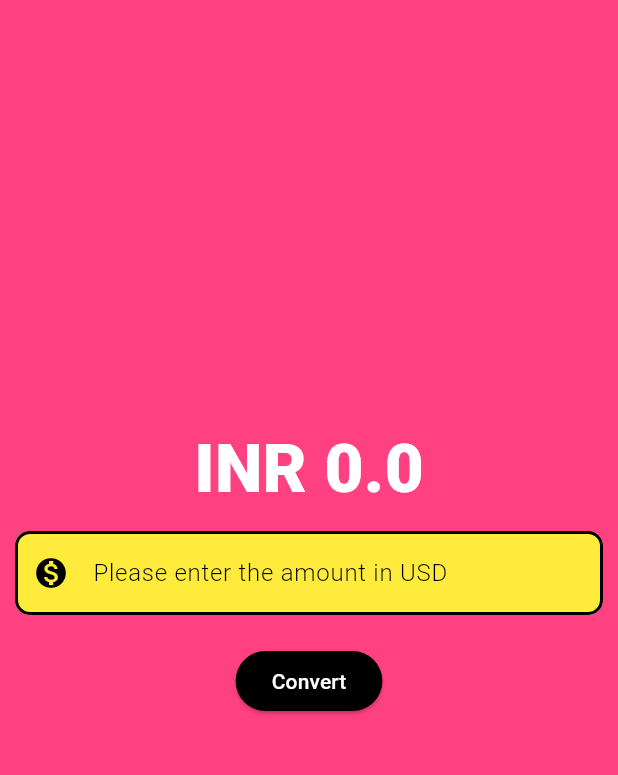
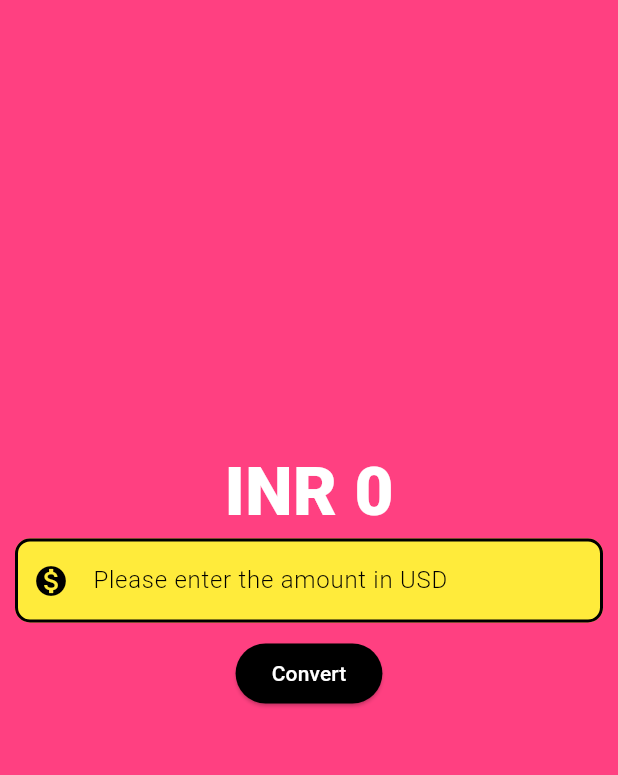
Before and after one commit to namitg105/currency-converter-, a Flutter app: the screen it shows after launch, after a tap on "Convert", on a phone screen of 412 x 824 dp, the part 84-859 px from its top. Run offline on Flutter 3.47's test engine with Material 3 defaults, Android fonts, the phone set to English and light mode, and no system bars.

Commit message:
enhanced code

```diff
--- a/currency_converter/lib/currency_converter_material_page.dart
+++ b/currency_converter/lib/currency_converter_material_page.dart
@@ -1,22 +1,36 @@
 import 'package:flutter/material.dart';
 
 class MaterialHomePage extends StatefulWidget {
- const  MaterialHomePage({super.key}) ;
+  const MaterialHomePage({super.key});
 
   @override
-  State<MaterialHomePage> createState() => _CurrencyConverterMaterialPageState();
-
+  State<MaterialHomePage> createState() =>
+      _CurrencyConverterMaterialPageState();
 }
 
-
 class _CurrencyConverterMaterialPageState extends State<MaterialHomePage> {
-double result =0;
+  double result = 0;
 
   final TextEditingController textEditingController = TextEditingController();
+
+
+    void convert() {
+    result = double.parse(textEditingController.text) * 94.81;
+    setState(() {});
+  }
+  @override
+  void initState() {//called befiore anything builds
+
+    super.initState();
+  }
+  @override
+  void dispose() {//called after entire widget is discarded
+    textEditingController.dispose();
+    super.dispose();
+  }
+
   @override
   Widget build(BuildContext context) {
-
-
     //this is a function first
 
     final border = OutlineInputBorder(
@@ -37,21 +51,21 @@ double result =0;
         centerTitle: true,
       ),
       body: Center(
+        child: Padding(
+          padding: const EdgeInsets.all(10.0),
           child: Column(
             mainAxisAlignment: MainAxisAlignment.center,
 
             children: [
               Text(
-              "INR ${result.toString()}",
+                "INR ${result != 0 ? result.toStringAsFixed(2) : result.toStringAsFixed(0)}",
                 style: const TextStyle(
                   fontSize: 45,
                   fontWeight: FontWeight.w900,
                   color: Color.fromARGB(255, 255, 255, 255),
                 ),
               ),
-            Padding(
-              padding: const EdgeInsets.all(10.0),
-              child: TextField(
+              TextField(
                 controller: textEditingController,
                 style: const TextStyle(
                   color: Colors.black,
@@ -69,16 +83,9 @@ double result =0;
                 ),
                 keyboardType: TextInputType.numberWithOptions(decimal: true),
               ),
-            ),
-            Padding(
-              padding: const EdgeInsets.all(10.0),
-              child: ElevatedButton(
-                onPressed: () {
-
-                  setState(() {
-                     result = double.parse(textEditingController.text) * 94.81;
-                  });
-                },
+              const SizedBox(height: 10),
+              ElevatedButton(
+                onPressed: convert,
 
                 style: TextButton.styleFrom(
                   backgroundColor: Colors.black,
@@ -91,8 +98,8 @@ double result =0;
 
                 child: const Text("Convert"),
               ),
+            ],
           ),
-          ],
         ),
       ),
     );
```
Also changed, not shown: currency_converter/lib/currency_converter_cupertino_page.dart (added, +15 -0 lines), 1 other file. Lines whose indentation alone changed are shown as unchanged.
